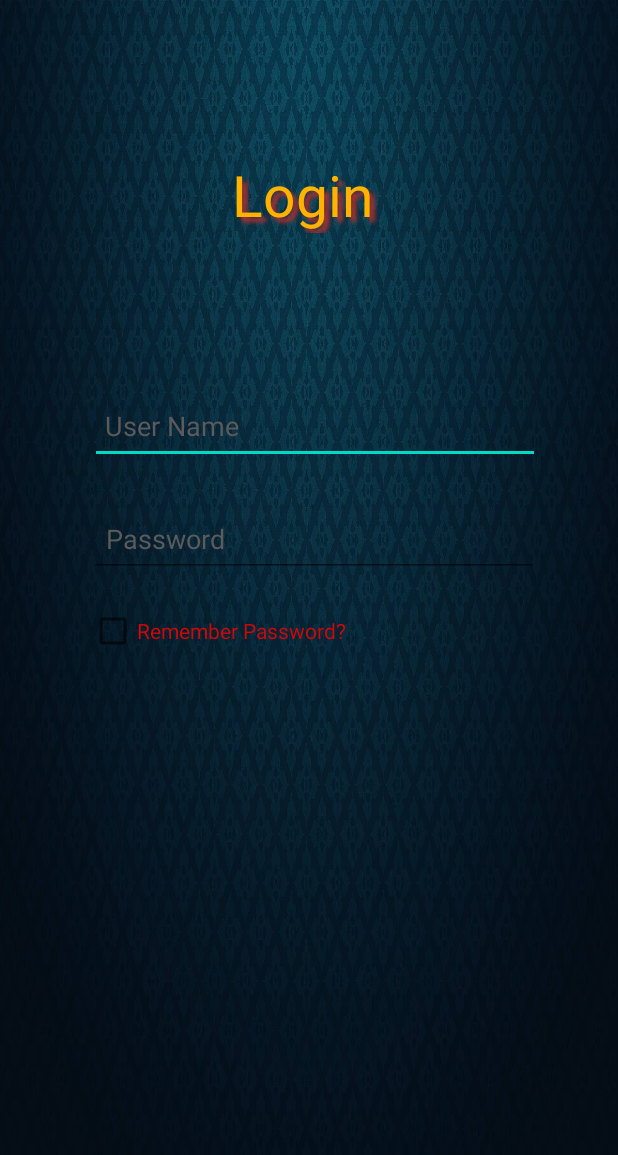
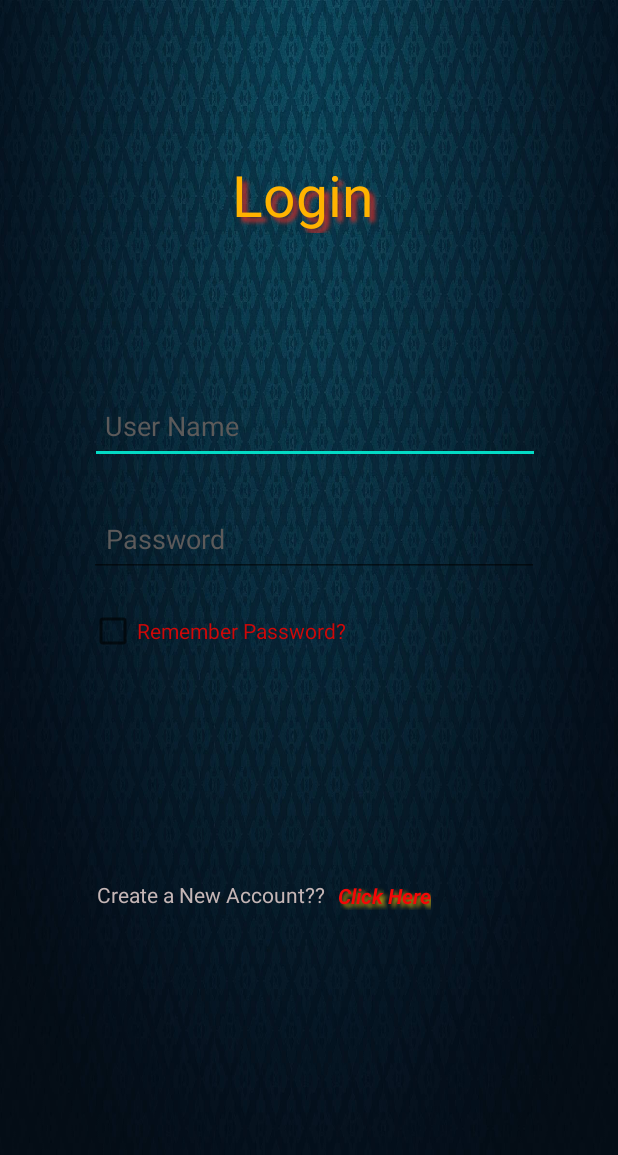
Before and after one commit to bhoomichotaliya/QuizApp, an Android app: the screen it shows after launch (login), on a phone screen of 412 x 824 dp. Shown: the top 1155 px of the screen. Run offline under Robolectric (Android 15) with nearby library versions, the phone set to English and light mode, and no system bars; Roboto replaces fonts that are not available here.

Commit message:
Login Page Added and Animation Added on Button.

```diff
--- a/app/src/main/java/com/rku/quizapp/login.java
+++ b/app/src/main/java/com/rku/quizapp/login.java
@@ -8,12 +8,14 @@ import android.view.animation.Animation;
 import android.view.animation.AnimationUtils;
 import android.widget.Button;
 import android.widget.ImageView;
+import android.widget.TextView;
 
 import static com.rku.quizapp.R.anim.bounce;
 import static com.rku.quizapp.R.anim.rotate;
 
 public class login extends AppCompatActivity {
     Button btn;
+    TextView txt,txtr1,txtr2;
     @Override
     protected void onCreate(Bundle savedInstanceState) {
         super.onCreate(savedInstanceState);
@@ -25,9 +27,22 @@ public class login extends AppCompatActivity {
         Animation animation = AnimationUtils.loadAnimation(this,bounce);
         btn.startAnimation(animation);
 
-       /*btn = (Button) findViewById(R.id.btnRegister);
+        txt = (TextView) findViewById(R.id.txtLogin);
         //Animation
-        Animation anim = AnimationUtils.loadAnimation(this,bounce);
-        btn.startAnimation(anim);*/
+        Animation anim1 = AnimationUtils.loadAnimation(this,bounce);
+        btn.startAnimation(anim1);
+
+        txtr1 = (TextView) findViewById(R.id.txtRegisterLink);
+        //Animation
+        Animation anim2 = AnimationUtils.loadAnimation(this,bounce);
+        btn.startAnimation(anim2);
+
+        txtr2 = (TextView) findViewById(R.id.txtLinkRegister);
+        //Animation
+        Animation anim3 = AnimationUtils.loadAnimation(this,bounce);
+        btn.startAnimation(anim3);
+
+
+
     }
 }
--- a/app/src/main/res/layout/activity_login.xml
+++ b/app/src/main/res/layout/activity_login.xml
@@ -86,4 +86,36 @@
         app:layout_constraintStart_toStartOf="parent"
         app:layout_constraintTop_toBottomOf="@+id/edtPassword" />
 
+    <TextView
+        android:id="@+id/txtRegisterLink"
+        android:layout_width="wrap_content"
+        android:layout_height="wrap_content"
+        android:layout_marginStart="59dp"
+        android:layout_marginTop="150dp"
+        android:layout_marginEnd="190dp"
+        android:text="Create a New Account??"
+        android:textColor="#C5B6B6"
+        app:layout_constraintEnd_toEndOf="parent"
+        app:layout_constraintStart_toStartOf="parent"
+        app:layout_constraintTop_toBottomOf="@+id/chkChacked" />
+
+    <TextView
+        android:id="@+id/txtLinkRegister"
+        android:layout_width="wrap_content"
+        android:layout_height="wrap_content"
+        android:layout_marginStart="8dp"
+        android:layout_marginTop="95dp"
+        android:layout_marginEnd="124dp"
+        android:contextClickable="true"
+        android:shadowColor="#C1A00E"
+        android:shadowDx="4"
+        android:shadowDy="3"
+        android:shadowRadius="3"
+        android:text="Click Here"
+        android:textColor="#F40707"
+        android:textStyle="normal|bold|italic"
+        app:layout_constraintEnd_toEndOf="parent"
+        app:layout_constraintStart_toEndOf="@+id/txtRegisterLink"
+        app:layout_constraintTop_toBottomOf="@+id/btnLogin" />
+
 </androidx.constraintlayout.widget.ConstraintLayout>
```
